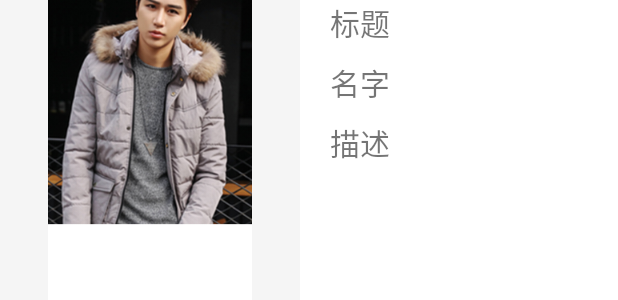
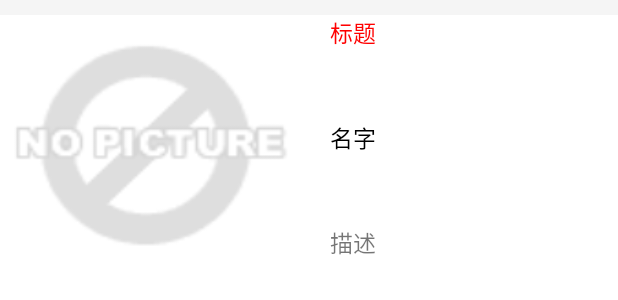
Before and after one commit to learyteemo/FuLiCenter, an Android app: the layout item_boutique.xml on its own in the app's theme, with its tools: preview values and no code run, on a phone screen of 412 x 824 dp. Shown: the top 300 px of the screen. Run offline under Robolectric (Android 15) with nearby library versions, the phone set to English and light mode, and no system bars.

Commit message:
精选首页数据填充

```diff
--- a/app/src/main/res/layout/item_boutique.xml
+++ b/app/src/main/res/layout/item_boutique.xml
@@ -2,12 +2,15 @@
 <RelativeLayout xmlns:android="http://schemas.android.com/apk/res/android"
     android:layout_width="match_parent"
     android:id="@+id/layout_boutique"
+    android:layout_marginTop="10dp"
     android:layout_height="wrap_content">
 <ImageView
     android:id="@+id/ivBoutiqueThumb"
     android:layout_width="200dp"
     android:layout_height="200dp"
-    android:src="@mipmap/goods_thumb"/>
+    android:src="@drawable/nopic"
+    android:scaleType="fitXY"
+    />
     <LinearLayout
         android:gravity="top"
         android:paddingLeft="20dp"
@@ -21,22 +24,27 @@
             android:id="@+id/tvBoutiqueTitle"
             android:layout_width="wrap_content"
             android:layout_height="wrap_content"
+            android:layout_weight="1"
             android:text="标题"
-            android:textSize="20dp"
+            android:textColor="#f00"
+            android:textSize="15dp"
             />
         <TextView
+            android:layout_weight="1"
             android:layout_marginTop="10dp"
             android:id="@+id/tvBoutiqueName"
             android:layout_width="wrap_content"
             android:layout_height="wrap_content"
             android:text="名字"
-            android:textSize="20dp"/>
+            android:textColor="#000"
+            android:textSize="15dp"/>
         <TextView
+            android:layout_weight="1"
             android:layout_marginTop="10dp"
             android:id="@+id/ivBoutiqueDescription"
             android:layout_width="wrap_content"
             android:layout_height="wrap_content"
             android:text="描述"
-            android:textSize="20dp"/>
+            android:textSize="15dp"/>
     </LinearLayout>
 </RelativeLayout>
```
